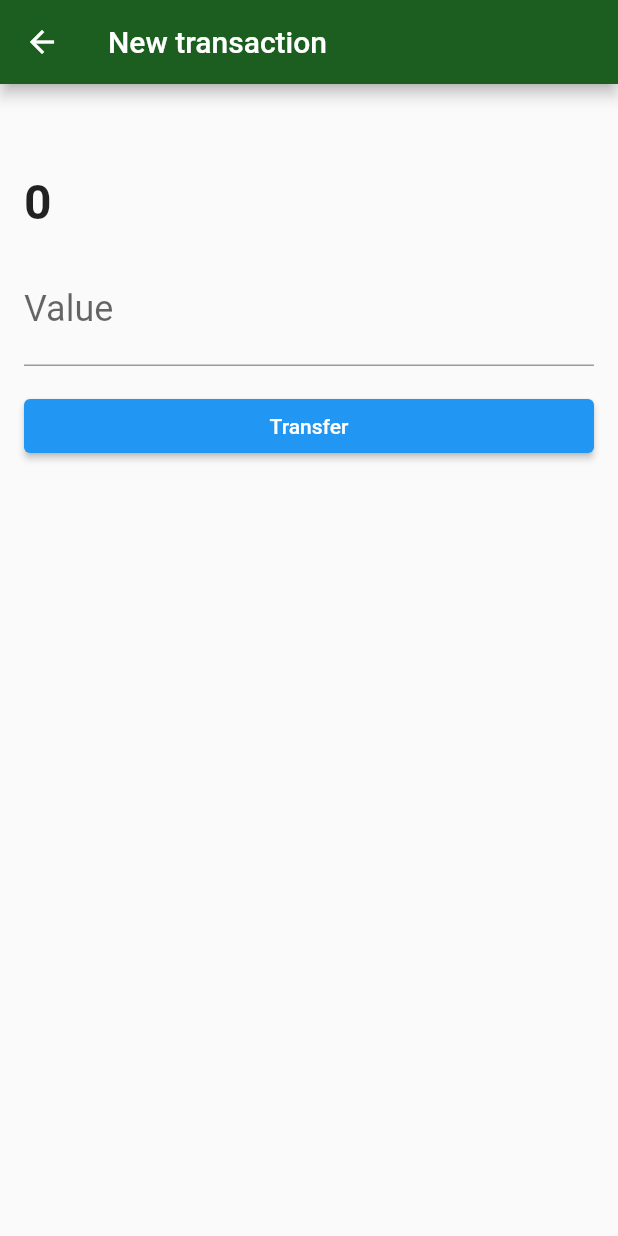
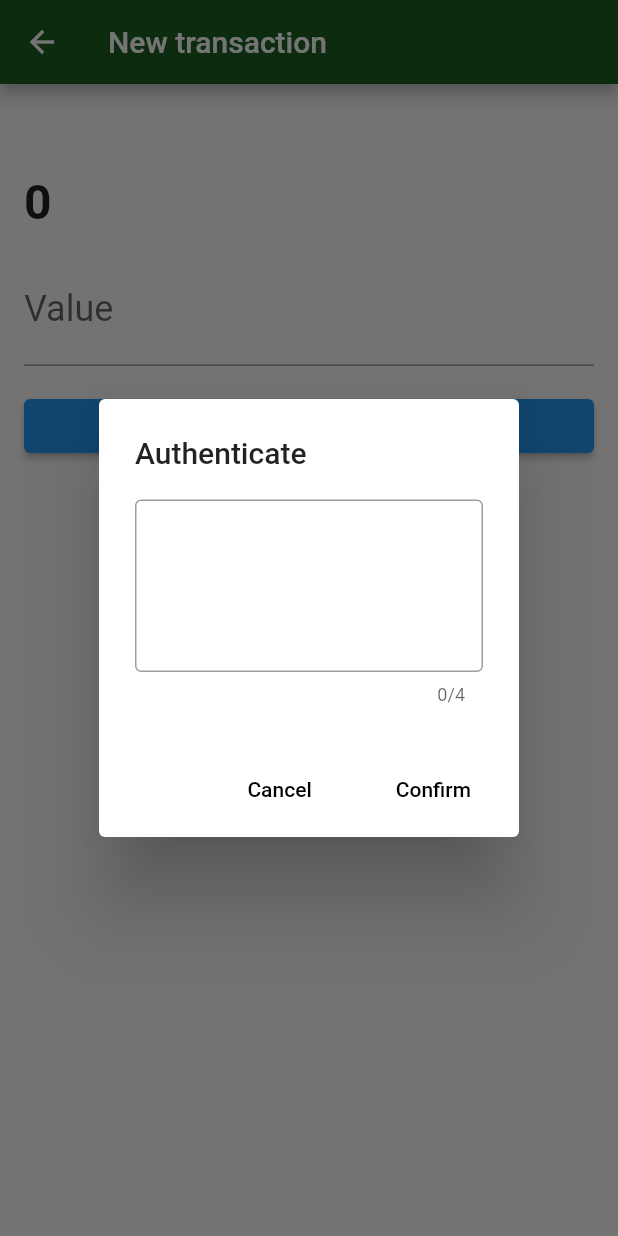
Before and after one commit to dmorsoleto/byteBank, a Flutter app: the TransactionForm screen opened directly with empty values, after a tap on "Transfer", on a phone screen of 412 x 824 dp. Run offline on Flutter 3.47's test engine with Material 2 defaults, Android fonts, the phone set to English and light mode, and no system bars; our stand-ins replace sqflite; missing offline and left inert: http_interceptor; accounts and stored records are empty.

```diff
--- a/lib/api/webclient.dart
+++ b/lib/api/webclient.dart
@@ -3,4 +3,9 @@ import 'package:http/http.dart';
 import 'package:http_interceptor/http_interceptor.dart';
 
 final Client client =
-    HttpClientWithInterceptor.build(interceptors: [LoggingInterceptor()]);
+    HttpClientWithInterceptor.build(
+        interceptors: [LoggingInterceptor()],
+        requestTimeout: Duration(seconds: 5)
+    );
+
+const String baseUrl = '192.168.93.226:8080';
--- a/lib/api/webclients/transactions_webclient.dart
+++ b/lib/api/webclients/transactions_webclient.dart
@@ -7,25 +7,52 @@ import 'package:http/http.dart';
 class TransactionWebClient {
   Future<List<Transaction>> findAll() async {
     final Response response = await client
-        .get(Uri.http('191.13.114.152:8080', 'transactions'))
-        .timeout(Duration(seconds: 5));
+        .get(Uri.http(baseUrl, 'transactions'));
 
     final List<dynamic> decodedJson = jsonDecode(response.body);
     return decodedJson.map((dynamic json) => Transaction.fromJson(json)).toList();
   }
 
-  Future<Transaction> save(Transaction transaction) async {
+  Future<Transaction> save(Transaction transaction, String password) async {
     final String transactionJson = jsonEncode(transaction.toJson());
 
+    await Future.delayed(Duration(seconds: 2));
+
     final Response response = await client.post(
-        Uri.http('191.13.114.152:8080', 'transactions'),
+        Uri.http(baseUrl, 'transactions'),
         headers: {
           'Content-type': 'application/json',
-          'password': '1000',
+          'password': password,
         },
         body: transactionJson
     );
 
-    return Transaction.fromJson(jsonDecode(response.body));
+    if(response.statusCode == 200) {
+      return Transaction.fromJson(jsonDecode(response.body));
+    }
+
+    throw HttpException(_getMessage(response.statusCode));
   }
+
+  String _getMessage(int statusCode) {
+    if(_statusCodeResponses.containsKey(statusCode)) {
+        return _statusCodeResponses[statusCode];
+    }
+
+    return 'Unknown error';
+  }
+
+  // void _throwHttpError(int statusCode) => throw Exception(_statusCodeResponses[statusCode]);
+
+  static final Map<int, String> _statusCodeResponses = {
+    400 : 'there was an error submiting transaction.',
+    401 : 'authentication failed',
+    409 : 'transaction always exists'
+  };
 }
+
+class HttpException implements Exception {
+  final String message;
+
+  HttpException(this.message);
+}
--- /dev/null
+++ b/lib/components/transaction_auth.dart
@@ -0,0 +1,47 @@
+import 'package:flutter/material.dart';
+
+class TransactionAuthDialog extends StatefulWidget {
+  final Function(String password) onConfirm;
+
+  TransactionAuthDialog({
+    @required this.onConfirm,
+  });
+
+  @override
+  _TransactionAuthDialogState createState() => _TransactionAuthDialogState();
+}
+
+class _TransactionAuthDialogState extends State<TransactionAuthDialog> {
+
+  final TextEditingController _passwordController = TextEditingController();
+
+  @override
+  Widget build(BuildContext context) {
+    return AlertDialog(
+      title: Text('Authenticate'),
+      content: TextField(
+        controller: _passwordController,
+        obscureText: true,
+        maxLength: 4,
+        decoration: InputDecoration(
+          border: OutlineInputBorder(),
+        ),
+        textAlign: TextAlign.center,
+        keyboardType: TextInputType.number,
+        style: TextStyle(fontSize: 64, letterSpacing: 24),
+      ),
+      actions: [
+        FlatButton(
+            onPressed: () => Navigator.pop(context),
+            child: Text('Cancel')),
+        FlatButton(
+            onPressed: () {
+              print('confirm');
+              widget.onConfirm(_passwordController.text);
+              Navigator.pop(context);
+            },
+            child: Text('Confirm')),
+      ],
+    );
+  }
+}
--- a/lib/models/transaction.dart
+++ b/lib/models/transaction.dart
@@ -1,19 +1,23 @@
 import 'contact.dart';
 
 class Transaction {
+  final String id;
   final double value;
   final Contact contact;
 
   Transaction(
+      this.id,
       this.value,
       this.contact,
       );
 
   Transaction.fromJson(Map<String, dynamic> json) :
+      id = json['id'],
       value = json['value'],
       contact = Contact.fromJson(json['contact']);
 
   Map<String, dynamic> toJson() => {
+    'id' : id,
     'value': value,
     'contact': contact.toJson(),
   };
--- a/lib/screens/transaction_form.dart
+++ b/lib/screens/transaction_form.dart
@@ -1,7 +1,13 @@
+import 'dart:async';
+
 import 'package:bytebank/api/webclients/transactions_webclient.dart';
+import 'package:bytebank/components/progress.dart';
+import 'package:bytebank/components/response_dialog.dart';
+import 'package:bytebank/components/transaction_auth.dart';
 import 'package:bytebank/models/transaction.dart';
 import 'package:flutter/material.dart';
 import 'package:bytebank/models/contact.dart';
+import 'package:uuid/uuid.dart';
 
 class TransactionForm extends StatefulWidget {
   final Contact contact;
@@ -15,9 +21,13 @@ class TransactionForm extends StatefulWidget {
 class _TransactionFormState extends State<TransactionForm> {
   final TextEditingController _valueController = TextEditingController();
   final TransactionWebClient _webClient = TransactionWebClient();
+  final String transactionId = Uuid().v4();
+
+  bool _sending = false;
 
   @override
   Widget build(BuildContext context) {
+    // print(transactionId);
     return Scaffold(
       appBar: AppBar(
         title: Text('New transaction'),
@@ -28,6 +38,13 @@ class _TransactionFormState extends State<TransactionForm> {
           child: Column(
             crossAxisAlignment: CrossAxisAlignment.start,
             children: <Widget>[
+              Visibility(
+                child: Padding(
+                  padding: const EdgeInsets.all(8.0),
+                  child: Progress(message: 'Sending...'),
+                ),
+                visible: _sending,
+              ),
               Text(
                 widget.contact.name,
                 style: TextStyle(
@@ -60,11 +77,12 @@ class _TransactionFormState extends State<TransactionForm> {
                   child: ElevatedButton(
                     child: Text('Transfer'), onPressed: () {
                       final double value = double.tryParse(_valueController.text);
-                      final transactionCreated = Transaction(value, widget.contact);
-                      _webClient.save(transactionCreated).then((transactionSaved) {
-                        if(transactionSaved != null) {
-                          Navigator.pop(context);
-                        }
+                      final transactionCreated = Transaction(transactionId, value, widget.contact);
+                      showDialog(context: context, builder: (contextDialog) {
+                        return TransactionAuthDialog(onConfirm: (String password) {
+                          print(password);
+                          _save(transactionCreated, password, context);
+                        },);
                       });
                   },
                   ),
@@ -76,4 +94,45 @@ class _TransactionFormState extends State<TransactionForm> {
       ),
     );
   }
+
+  void _save(Transaction transactionCreated, String password, BuildContext context) async {
+    setState(() {
+      _sending = true;
+    });
+
+    Transaction transaction = await _send(transactionCreated, password, context);
+
+    _showSucessfulMessage(transaction, context);
+  }
+
+  Future _showSucessfulMessage(Transaction transaction, BuildContext context) async {
+    if (transaction != null) {
+      await showDialog(context: context, builder: (contextDialog) {
+        return SuccessDialog('successful transaction!');
+      });
+
+      Navigator.pop(context);
+    }
+  }
+
+  Future<Transaction> _send(Transaction transactionCreated, String password, BuildContext context) async {
+    final Transaction transaction = await _webClient.save(transactionCreated, password).catchError((e) {
+      _showFailureMessage(context, message: 'timeout submitting the transaction');
+    }, test: (e) => e is TimeoutException).catchError((e) {
+      _showFailureMessage(context, message: e.message);
+    }, test: (e) => e is HttpException).catchError((e) {
+      _showFailureMessage(context);
+    }).whenComplete(() => {
+      setState(() {
+      _sending = false;
+      })
+    });
+    return transaction;
+  }
+
+  void _showFailureMessage(BuildContext context, {String message = 'Unknown Error'}) {
+    showDialog(context: context, builder: (contextDialog) {
+      return FailureDialog(message);
+    });
+  }
 }
--- a/pubspec.yaml
+++ b/pubspec.yaml
@@ -27,6 +27,7 @@ dependencies:
   path:
   http:
   http_interceptor: ^0.4.0
+  uuid:
 
 
   # The following adds the Cupertino Icons font to your application.
```
Also changed, not shown: lib/components/progress.dart (+10 -2 lines), pubspec.lock, 2 other files.
